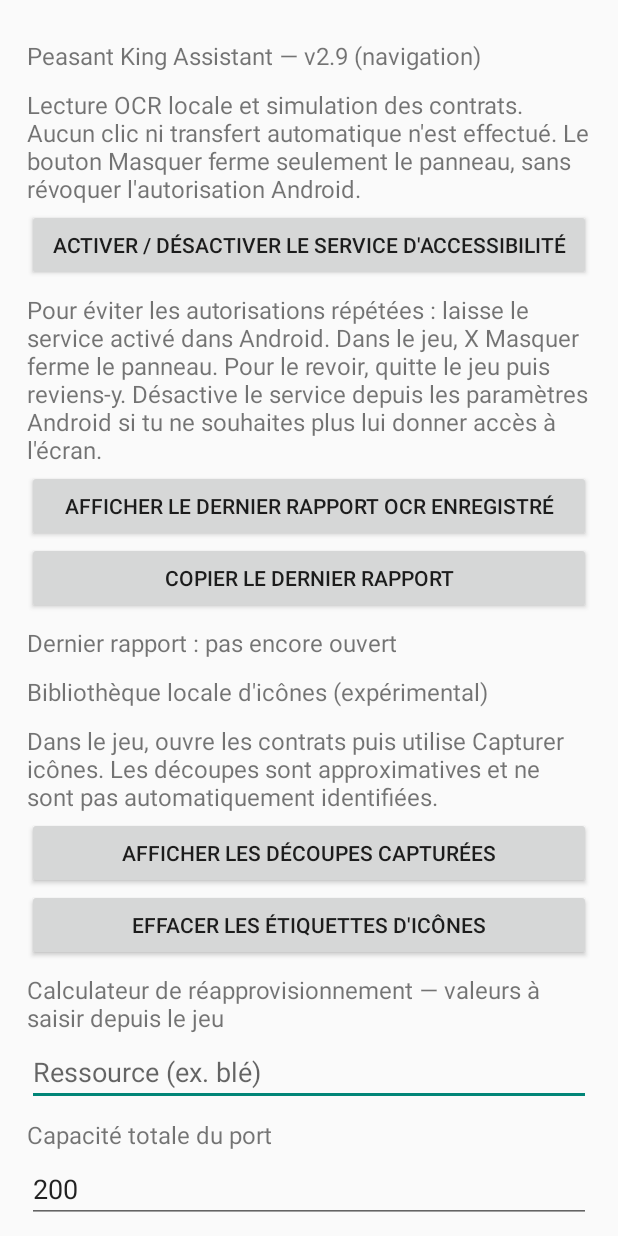
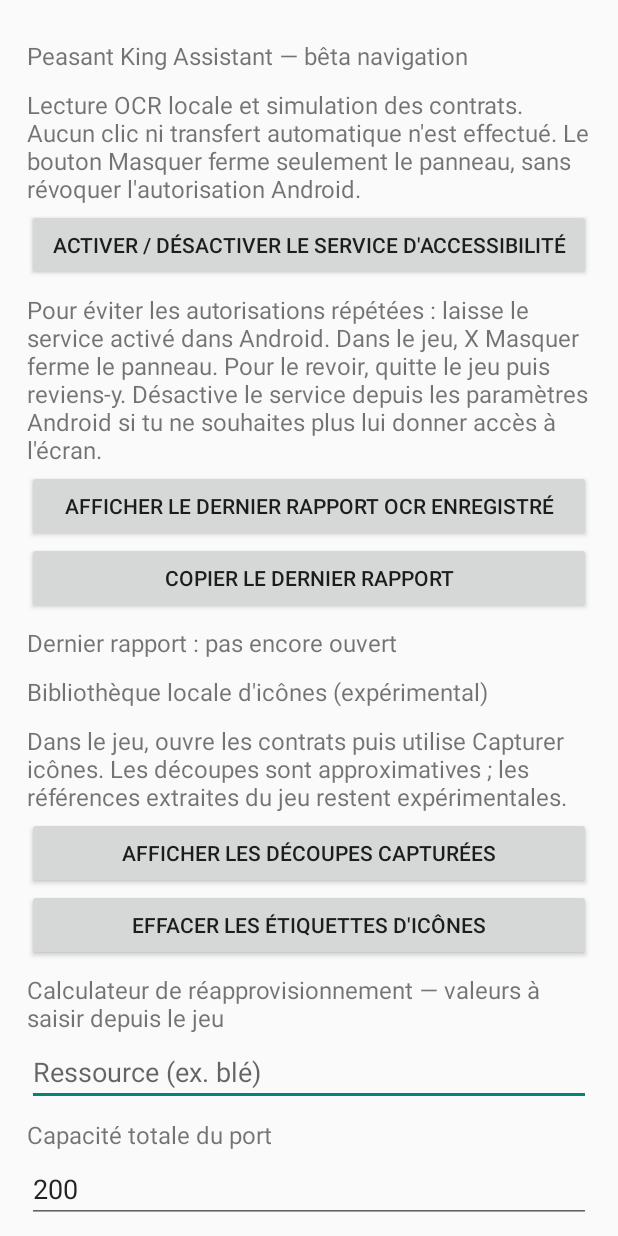
Before and after one commit to Xulink-android/peasent-king, an Android app: the screen it shows after launch (MainActivity), on a phone screen of 412 x 824 dp. Run offline under Robolectric (Android 15) with nearby library versions, the phone set to English and light mode, and no system bars.

Commit message:
Clarify installable beta capabilities and optional single Port gesture

```diff
--- a/app/src/main/java/fr/local/peasantassistant/MainActivity.kt
+++ b/app/src/main/java/fr/local/peasantassistant/MainActivity.kt
@@ -32,7 +32,7 @@ class MainActivity : Activity() {
             textSize = 16f
             setPadding(0, 12, 0, 4)
         }
-        root.addView(label("Peasant King Assistant — v2.9 (navigation)"))
+        root.addView(label("Peasant King Assistant — bêta navigation"))
         root.addView(label(
             "Lecture OCR locale et simulation des contrats. " +
             "Aucun clic ni transfert automatique n'est effectué. " +
@@ -78,7 +78,7 @@ class MainActivity : Activity() {
         root.addView(label("Bibliothèque locale d'icônes (expérimental)"))
         root.addView(label(
             "Dans le jeu, ouvre les contrats puis utilise Capturer icônes. " +
-            "Les découpes sont approximatives et ne sont pas automatiquement identifiées."
+            "Les découpes sont approximatives ; les références extraites du jeu restent expérimentales."
         ))
         val gallery = LinearLayout(this).apply { orientation = LinearLayout.VERTICAL }
         root.addView(Button(this).apply {
```
